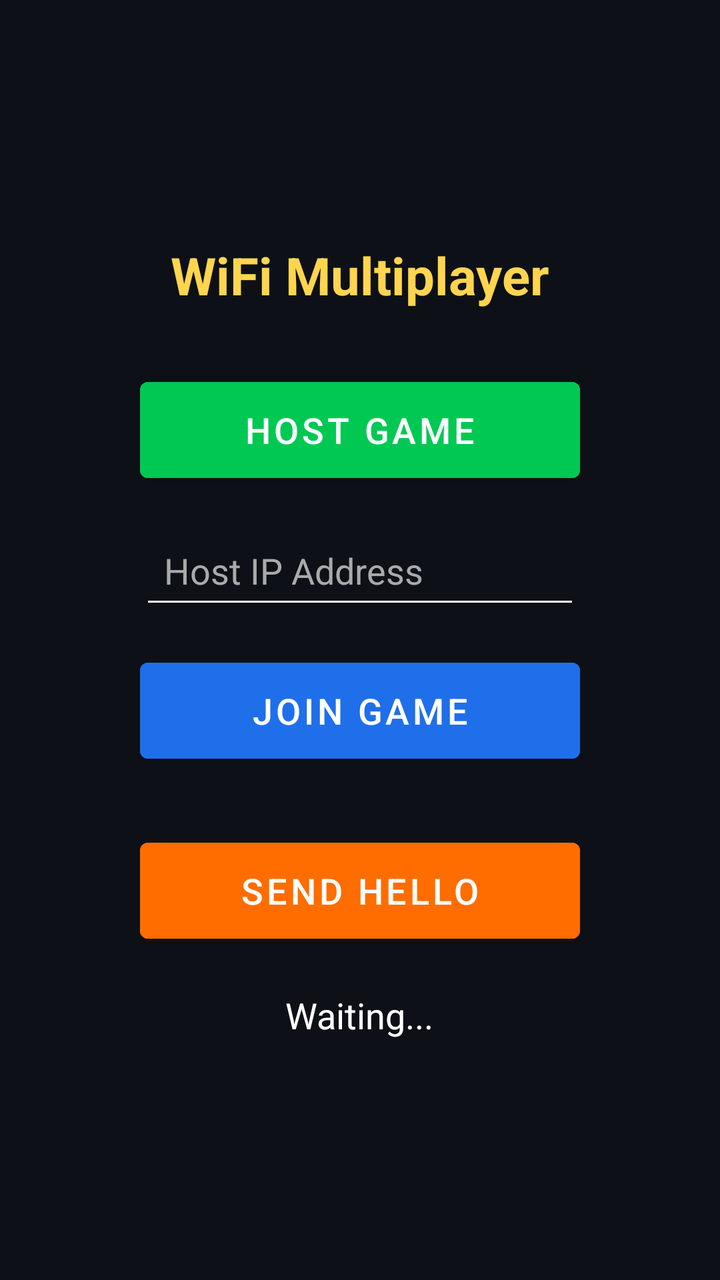
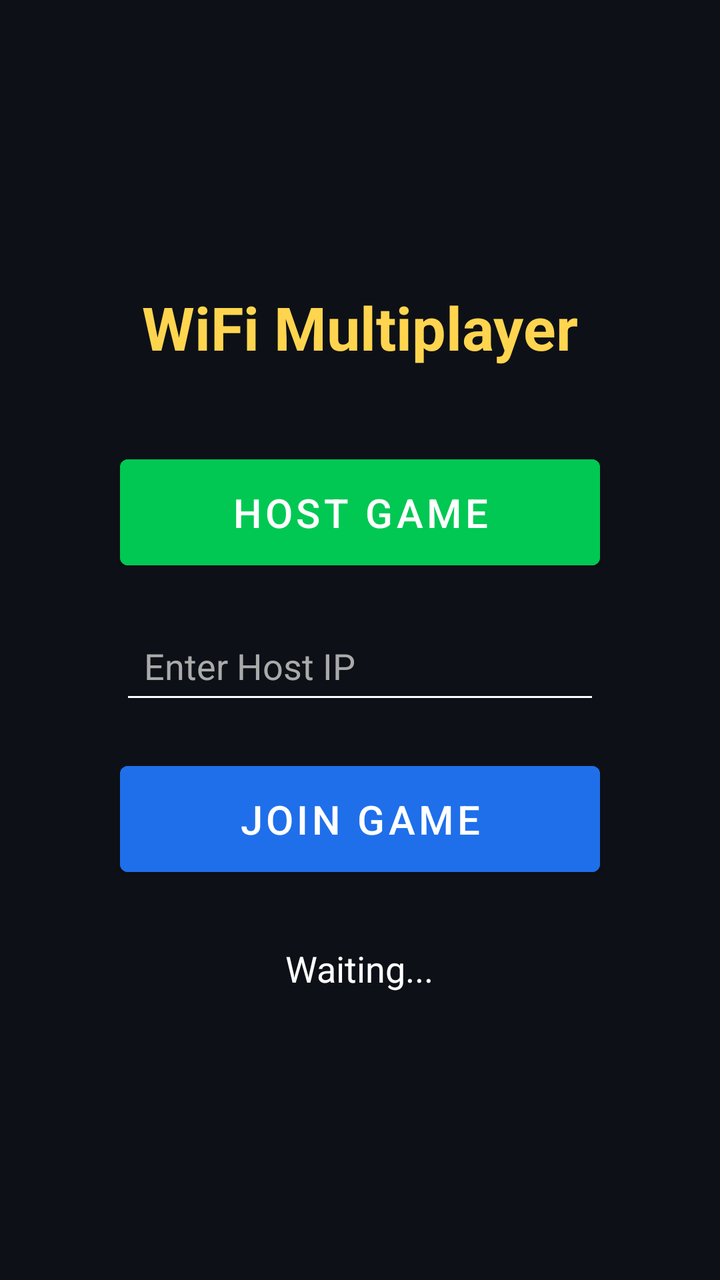

Screens rendered from an Android XML layout before and after an edit, with the pre-edit source and the edit as a unified diff.
<!-- AndroidManifest.xml: fallback theme Theme.MaterialComponents.DayNight.NoActionBar -->
<!-- res/layout/activity_wifi.xml -->
<?xml version="1.0" encoding="utf-8"?>
<LinearLayout
    xmlns:android="http://schemas.android.com/apk/res/android"
    android:layout_width="match_parent"
    android:layout_height="match_parent"
    android:orientation="vertical"
    android:gravity="center"
    android:padding="24dp"
    android:background="#0D1117">

    <TextView
        android:layout_width="wrap_content"
        android:layout_height="wrap_content"
        android:text="WiFi Multiplayer"
        android:textSize="26sp"
        android:textStyle="bold"
        android:textColor="#FFD54F"
        android:layout_marginBottom="30dp"/>

    
    <Button
        android:id="@+id/hostBtn"
        android:layout_width="220dp"
        android:layout_height="60dp"
        android:text="Host Game"
        android:textSize="18sp"
        android:textColor="#FFFFFF"
        android:backgroundTint="#00C853"
        android:layout_marginBottom="16dp"/>

    
    <EditText
        android:id="@+id/ipInput"
        android:layout_width="220dp"
        android:layout_height="wrap_content"
        android:hint="Host IP Address"
        android:textColor="#FFFFFF"
        android:textColorHint="#AAAAAA"
        android:inputType="text"
        android:padding="12dp"
        android:backgroundTint="#FFFFFF"
        android:layout_marginBottom="16dp"/>

    
    <Button
        android:id="@+id/joinBtn"
        android:layout_width="220dp"
        android:layout_height="60dp"
        android:text="Join Game"
        android:textSize="18sp"
        android:textColor="#FFFFFF"
        android:backgroundTint="#1F6FEB"
        android:layout_marginBottom="30dp"/>

    
    <Button
        android:id="@+id/sendBtn"
        android:layout_width="220dp"
        android:layout_height="60dp"
        android:text="Send HELLO"
        android:textSize="18sp"
        android:textColor="#FFFFFF"
        android:backgroundTint="#FF6D00"
        android:layout_marginBottom="20dp"/>

    
    <TextView
        android:id="@+id/statusText"
        android:layout_width="wrap_content"
        android:layout_height="wrap_content"
        android:text="Waiting..."
        android:textSize="18sp"
        android:textColor="#FFFFFF"/>

</LinearLayout>
<!-- resources referenced by this layout -->
<resources>

</resources>

<!-- the commit's change to res/layout/activity_wifi.xml (unified diff, before → after) -->
@@ -8,60 +8,51 @@
     android:padding="24dp"
     android:background="#0D1117">
 
+    
     <TextView
+        android:id="@+id/titleText"
         android:layout_width="wrap_content"
         android:layout_height="wrap_content"
         android:text="WiFi Multiplayer"
-        android:textSize="26sp"
+        android:textSize="30sp"
         android:textStyle="bold"
         android:textColor="#FFD54F"
-        android:layout_marginBottom="30dp"/>
+        android:layout_marginBottom="40dp"/>
 
     
     <Button
         android:id="@+id/hostBtn"
-        android:layout_width="220dp"
-        android:layout_height="60dp"
+        android:layout_width="240dp"
+        android:layout_height="65dp"
         android:text="Host Game"
-        android:textSize="18sp"
+        android:textSize="20sp"
         android:textColor="#FFFFFF"
         android:backgroundTint="#00C853"
-        android:layout_marginBottom="16dp"/>
+        android:layout_marginBottom="20dp"/>
 
     
     <EditText
         android:id="@+id/ipInput"
-        android:layout_width="220dp"
+        android:layout_width="240dp"
         android:layout_height="wrap_content"
-        android:hint="Host IP Address"
+        android:hint="Enter Host IP"
         android:textColor="#FFFFFF"
         android:textColorHint="#AAAAAA"
         android:inputType="text"
         android:padding="12dp"
         android:backgroundTint="#FFFFFF"
-        android:layout_marginBottom="16dp"/>
+        android:layout_marginBottom="20dp"/>
 
     
     <Button
         android:id="@+id/joinBtn"
-        android:layout_width="220dp"
-        android:layout_height="60dp"
+        android:layout_width="240dp"
+        android:layout_height="65dp"
         android:text="Join Game"
-        android:textSize="18sp"
+        android:textSize="20sp"
         android:textColor="#FFFFFF"
         android:backgroundTint="#1F6FEB"
         android:layout_marginBottom="30dp"/>
-
-    
-    <Button
-        android:id="@+id/sendBtn"
-        android:layout_width="220dp"
-        android:layout_height="60dp"
-        android:text="Send HELLO"
-        android:textSize="18sp"
-        android:textColor="#FFFFFF"
-        android:backgroundTint="#FF6D00"
-        android:layout_marginBottom="20dp"/>
 
     
     <TextView
@@ -70,6 +61,7 @@
         android:layout_height="wrap_content"
         android:text="Waiting..."
         android:textSize="18sp"
-        android:textColor="#FFFFFF"/>
+        android:textColor="#FFFFFF"
+        android:gravity="center"/>
 
 </LinearLayout>
